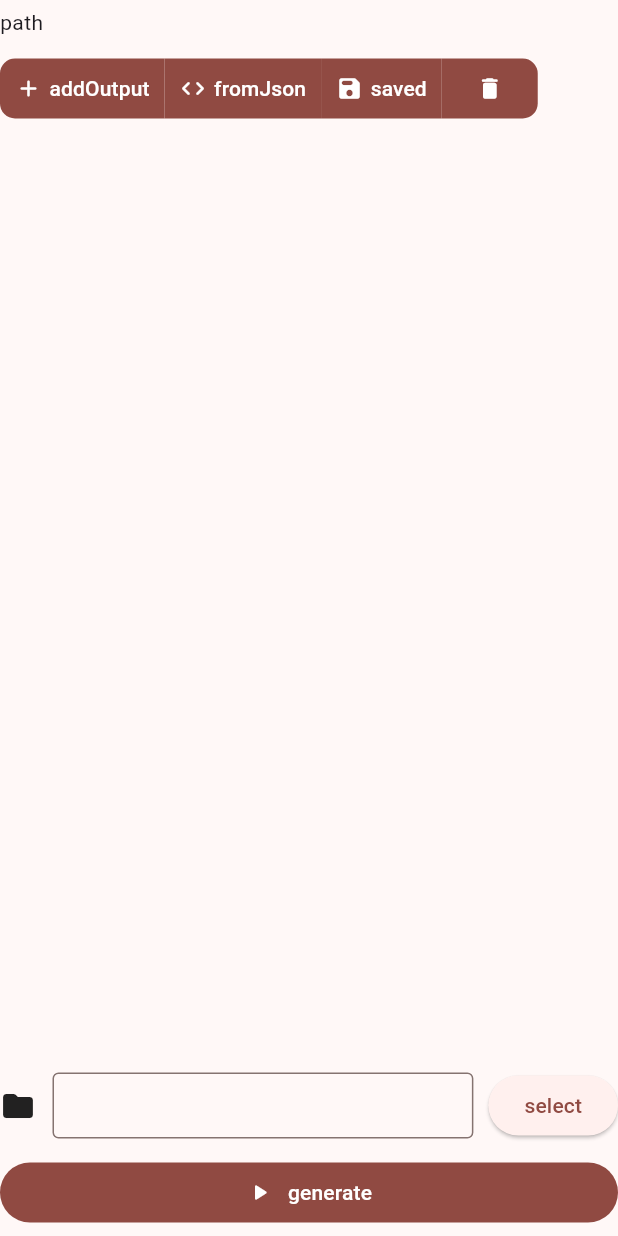
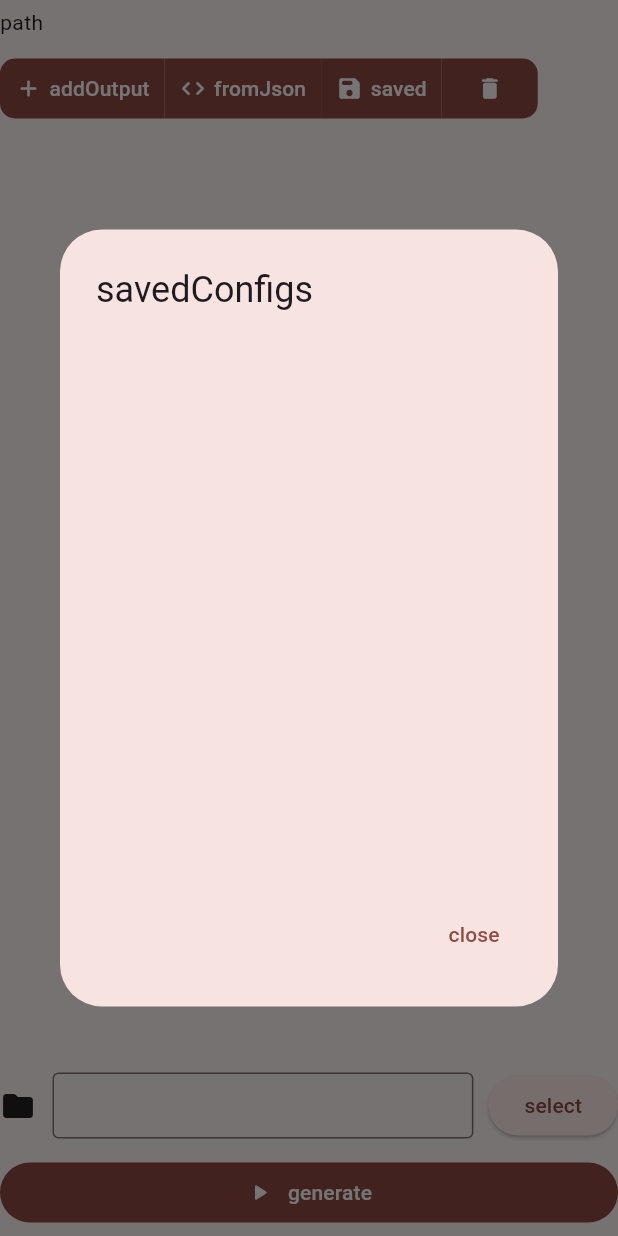
Before and after one commit to Zhoucheng133/Resizer, a Flutter app: the ConfigMultiple widget shown alone on an empty page, opened directly, after a tap on "saved", on a phone screen of 412 x 824 dp. Run offline on Flutter 3.47's test engine with Material 3 defaults, Android fonts, the phone set to English and light mode, and no system bars; our stand-ins replace dropdown_button2, file_picker, font_awesome_flutter, get, shared_preferences; missing offline and left inert: dart:ffi, desktop_drop, window_manager; accounts and stored records are empty; Roboto replaces fonts that are missing (PuHui); statements that could not run were skipped.

Commit message:
完成从保存的配置中加载

```diff
--- /dev/null
+++ b/lib/components/saved_configs_dialog.dart
@@ -0,0 +1,50 @@
+import 'package:flutter/material.dart';
+import 'package:get/get.dart';
+import 'package:resizer/components/dialogs.dart';
+import 'package:resizer/utils/controller.dart';
+
+Future<void> showSavedConfigsDialog(BuildContext context) async {
+
+  final Controller controller=Get.find();
+
+  await showDialog(
+    context: context,
+    builder: (context)=>AlertDialog(
+      title: Text("savedConfigs".tr),
+      content: StatefulBuilder(
+        builder: (context, setState)=>SizedBox(
+          width: 400,
+          height: 350,
+          child: Obx(()=>ListView.builder(
+            itemCount: controller.savedConfigs.length,
+            itemBuilder: (context, index){
+              return ListTile(
+                title: Text(controller.savedConfigs[index].name),
+                onTap: (){
+                  controller.multipleConfigItems.value=[...controller.savedConfigs[index].list];
+                  Navigator.of(context).pop();
+                },
+                trailing: IconButton(
+                  icon: Icon(Icons.delete),
+                  onPressed: () async {
+                    if(await showOkCancelDialog(context, "removeConfig".tr, "removeConfigContent".tr)){
+                      controller.removeSavedConfig(index);
+                    }
+                  },
+                ),
+              );
+            }
+          )),
+        )
+      ),
+      actions: [
+        TextButton(
+          onPressed: (){
+            Navigator.of(context).pop();
+          },
+          child: Text("close".tr)
+        ),
+      ],
+    )
+  );
+}
--- a/lib/config_views/config_multiple.dart
+++ b/lib/config_views/config_multiple.dart
@@ -9,6 +9,7 @@ import 'package:resizer/components/config_item.dart';
 import 'package:resizer/components/dialogs.dart';
 import 'package:resizer/components/json_dialog.dart';
 import 'package:resizer/components/multiple_item.dart';
+import 'package:resizer/components/saved_configs_dialog.dart';
 import 'package:resizer/utils/controller.dart';
 import 'package:resizer/utils/handler.dart';
 import 'package:shared_preferences/shared_preferences.dart';
@@ -24,6 +25,7 @@ class _ConfigMultipleState extends State<ConfigMultiple> {
 
   final Controller controller=Get.find();
   final Handler handler=Get.find();
+  final GlobalKey savedConfigBtn = GlobalKey();
 
   Size? parseSize(Size size){
     if(size.width==0 && size.height==0){
@@ -128,12 +130,13 @@ class _ConfigMultipleState extends State<ConfigMultiple> {
                   )
                 ),
                 FilledButton(
+                  key: savedConfigBtn,
                   style: FilledButton.styleFrom(
                     shape: RoundedRectangleBorder(),
                     padding: EdgeInsets.symmetric(horizontal: 10, vertical: 5),
                   ),
                   onPressed: (){
-                    // TODO 已保存
+                    showSavedConfigsDialog(context);
                   },
                   child: Row(
                     mainAxisSize: .min,
@@ -155,7 +158,7 @@ class _ConfigMultipleState extends State<ConfigMultiple> {
                     padding: EdgeInsets.symmetric(horizontal: 10, vertical: 5),
                   ),
                   onPressed: (){
-                    controller.multipleConfigItems.clear();
+                    controller.multipleConfigItems.value=[];
                   },
                   child: Icon(Icons.delete_rounded)
                 ),
--- a/lib/lang/zh_cn.dart
+++ b/lib/lang/zh_cn.dart
@@ -38,4 +38,8 @@ const Map<String, String> zhCN = {
   'loadAndSave': "加载并保存",
   'invalidJson': "无效的JSON",
   'configNameExists': "配置名称已存在",
+  'savedConfigs': "已保存的配置",
+  'removeConfig': "删除配置",
+  'removeConfigContent': "删除配置后，将无法恢复",
+  'close': "关闭",
 };
--- a/lib/utils/controller.dart
+++ b/lib/utils/controller.dart
@@ -118,4 +118,9 @@ class Controller extends GetxController {
     savedConfigs.add(config);
     prefs.setStringList("savedConfigs", savedConfigs.map((e) => jsonEncode(e.toJson())).toList());
   }
+
+  void removeSavedConfig(int index){
+    savedConfigs.removeAt(index);
+    prefs.setStringList("savedConfigs", savedConfigs.map((e) => jsonEncode(e.toJson())).toList());
+  }
 }
```
